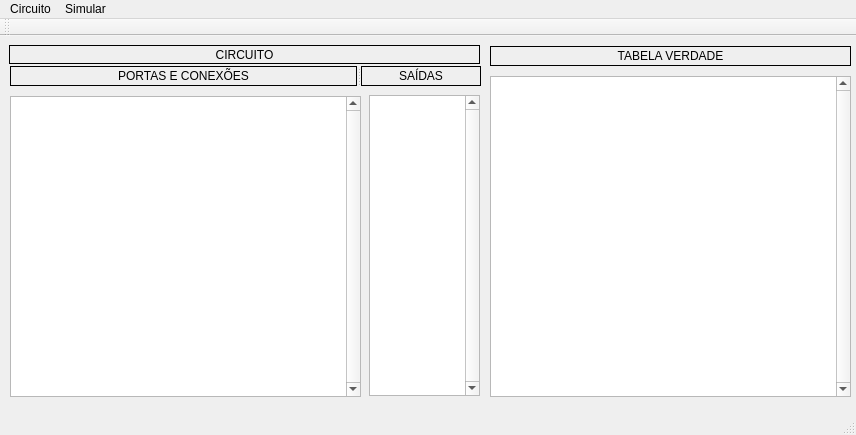
This is circuitos.ui in jhonatheberson/circuit-simulator as Qt 5 draws it before an edit. The edited form follows.
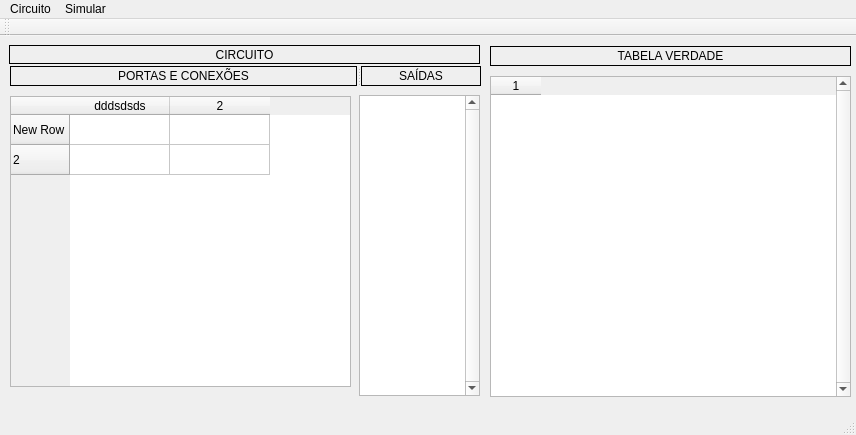
This is the edited form.

Patch:
```diff
--- a/circuitos.ui
+++ b/circuitos.ui
@@ -14,70 +14,6 @@
    <string>Simulador de Circuitos Digitais</string>
   </property>
   <widget class="QWidget" name="centralWidget">
-   <widget class="QTableWidget" name="Table_circuit">
-    <property name="geometry">
-     <rect>
-      <x>10</x>
-      <y>60</y>
-      <width>351</width>
-      <height>301</height>
-     </rect>
-    </property>
-    <property name="inputMethodHints">
-     <set>Qt::ImhNone</set>
-    </property>
-    <property name="verticalScrollBarPolicy">
-     <enum>Qt::ScrollBarAlwaysOn</enum>
-    </property>
-    <property name="iconSize">
-     <size>
-      <width>0</width>
-      <height>0</height>
-     </size>
-    </property>
-    <property name="showGrid">
-     <bool>true</bool>
-    </property>
-    <property name="gridStyle">
-     <enum>Qt::SolidLine</enum>
-    </property>
-    <property name="sortingEnabled">
-     <bool>false</bool>
-    </property>
-    <property name="columnCount">
-     <number>6</number>
-    </property>
-    <attribute name="horizontalHeaderVisible">
-     <bool>false</bool>
-    </attribute>
-    <attribute name="horizontalHeaderDefaultSectionSize">
-     <number>50</number>
-    </attribute>
-    <attribute name="horizontalHeaderMinimumSectionSize">
-     <number>20</number>
-    </attribute>
-    <attribute name="horizontalHeaderShowSortIndicator" stdset="0">
-     <bool>false</bool>
-    </attribute>
-    <attribute name="horizontalHeaderStretchLastSection">
-     <bool>false</bool>
-    </attribute>
-    <attribute name="verticalHeaderVisible">
-     <bool>true</bool>
-    </attribute>
-    <attribute name="verticalHeaderCascadingSectionResizes">
-     <bool>false</bool>
-    </attribute>
-    <attribute name="verticalHeaderDefaultSectionSize">
-     <number>35</number>
-    </attribute>
-    <column/>
-    <column/>
-    <column/>
-    <column/>
-    <column/>
-    <column/>
-   </widget>
    <widget class="QTableWidget" name="Table_truth">
     <property name="geometry">
      <rect>
@@ -97,7 +33,7 @@
      <number>1</number>
     </property>
     <attribute name="horizontalHeaderVisible">
-     <bool>false</bool>
+     <bool>true</bool>
     </attribute>
     <attribute name="horizontalHeaderDefaultSectionSize">
      <number>50</number>
@@ -154,9 +90,9 @@
    <widget class="QTableWidget" name="Table_exit">
     <property name="geometry">
      <rect>
-      <x>369</x>
+      <x>359</x>
       <y>59</y>
-      <width>111</width>
+      <width>121</width>
       <height>301</height>
      </rect>
     </property>
@@ -164,7 +100,7 @@
      <enum>Qt::ScrollBarAlwaysOn</enum>
     </property>
     <attribute name="horizontalHeaderVisible">
-     <bool>false</bool>
+     <bool>true</bool>
     </attribute>
     <attribute name="horizontalHeaderDefaultSectionSize">
      <number>50</number>
@@ -208,6 +144,34 @@
      </property>
     </widget>
    </widget>
+   <widget class="QTableWidget" name="Table_circuit">
+    <property name="geometry">
+     <rect>
+      <x>10</x>
+      <y>60</y>
+      <width>341</width>
+      <height>291</height>
+     </rect>
+    </property>
+    <property name="rowCount">
+     <number>2</number>
+    </property>
+    <property name="columnCount">
+     <number>2</number>
+    </property>
+    <row>
+     <property name="text">
+      <string>New Row</string>
+     </property>
+    </row>
+    <row/>
+    <column>
+     <property name="text">
+      <string>dddsdsds</string>
+     </property>
+    </column>
+    <column/>
+   </widget>
   </widget>
   <widget class="QMenuBar" name="menuBar">
    <property name="geometry">
```
